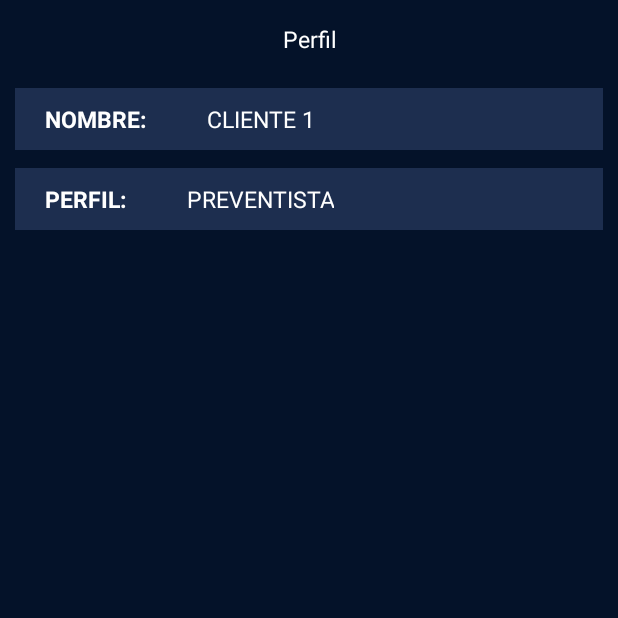
After one commit to Martin-Ball/Preventapp, an Android app: the fragment ProfileFragment placed in its activity, on a phone screen of 412 x 824 dp, the top half of it. The commit adds this screen. Run offline under Robolectric (Android 15) with nearby library versions, the phone set to English and light mode, and no system bars.

Commit message:
profile view

```diff
--- a/app/src/main/java/com/martin/preventapp/view/MainActivity.kt
+++ b/app/src/main/java/com/martin/preventapp/view/MainActivity.kt
@@ -6,6 +6,7 @@ import androidx.fragment.app.Fragment
 import com.martin.preventapp.R
 import com.martin.preventapp.view.fragments.create.CreateOrderFragment
 import com.martin.preventapp.databinding.ActivityMainBinding
+import com.martin.preventapp.view.fragments.Profile.ProfileFragment
 import com.martin.preventapp.view.fragments.orders.OrdersFragment
 import com.martin.preventapp.view.fragments.recommended.RecommendedFragment
 import java.util.UUID
@@ -34,7 +35,7 @@ class MainActivity : AppCompatActivity() {
                     true
                 }
                 R.id.navigation_profile -> {
-                    showFragment(CreateOrderFragment.instance!!)
+                    showFragment(ProfileFragment.instance!!)
                     true
                 }
                 else -> {
--- /dev/null
+++ b/app/src/main/java/com/martin/preventapp/view/fragments/Profile/ProfileFragment.kt
@@ -0,0 +1,41 @@
+package com.martin.preventapp.view.fragments.Profile
+
+import android.os.Bundle
+import androidx.fragment.app.Fragment
+import android.view.LayoutInflater
+import android.view.View
+import android.view.ViewGroup
+import com.martin.preventapp.R
+import com.martin.preventapp.databinding.FragmentOrdersBinding
+import com.martin.preventapp.databinding.FragmentProfileBinding
+import com.martin.preventapp.view.fragments.orders.OrdersFragment
+
+class ProfileFragment : Fragment() {
+    private var _binding: FragmentProfileBinding? = null
+    private val binding get() = _binding!!
+
+    companion object {
+        private var profileFragment: ProfileFragment? = null
+        @JvmStatic
+        val instance: ProfileFragment?
+            get() {
+                if (profileFragment == null) {
+                    profileFragment = ProfileFragment()
+                }
+                return profileFragment
+            }
+    }
+
+    override fun onCreateView(
+        inflater: LayoutInflater, container: ViewGroup?,
+        savedInstanceState: Bundle?
+    ): View {
+        _binding = FragmentProfileBinding.inflate(inflater)
+        return binding.root
+    }
+
+    override fun onViewCreated(view: View, savedInstanceState: Bundle?) {
+        super.onViewCreated(view, savedInstanceState)
+
+    }
+}
--- /dev/null
+++ b/app/src/main/res/layout/fragment_profile.xml
@@ -0,0 +1,123 @@
+<?xml version="1.0" encoding="utf-8"?>
+<RelativeLayout xmlns:android="http://schemas.android.com/apk/res/android"
+    xmlns:tools="http://schemas.android.com/tools"
+    android:layout_width="match_parent"
+    android:layout_height="match_parent"
+    xmlns:app="http://schemas.android.com/apk/res-auto"
+    android:orientation="vertical">
+
+    <androidx.constraintlayout.widget.ConstraintLayout
+        android:layout_width="match_parent"
+        android:layout_height="wrap_content">
+
+        <LinearLayout
+            android:id="@+id/ll_toolbar"
+            android:layout_width="match_parent"
+            android:layout_height="wrap_content"
+            android:orientation="vertical"
+            app:layout_constraintEnd_toEndOf="parent"
+            app:layout_constraintStart_toStartOf="parent"
+            app:layout_constraintTop_toTopOf="parent">
+
+            <LinearLayout
+                android:layout_width="match_parent"
+                android:layout_height="wrap_content"
+                android:paddingTop="15dp"
+                android:paddingBottom="10dp">
+
+                <TextView
+                    android:id="@+id/tv_title"
+                    android:layout_width="match_parent"
+                    android:layout_height="wrap_content"
+                    android:paddingHorizontal="15dp"
+                    android:text="Perfil"
+                    android:textAlignment="center"
+                    android:textColor="@color/white"
+                    android:textSize="15sp"
+                    app:layout_constraintTop_toTopOf="parent" />
+            </LinearLayout>
+        </LinearLayout>
+
+
+        <LinearLayout
+            android:id="@+id/ll_name"
+            android:layout_width="match_parent"
+            android:layout_height="wrap_content"
+            android:layout_marginHorizontal="10dp"
+            android:layout_marginTop="12dp"
+            android:background="@color/blue_background_order"
+            android:orientation="horizontal"
+            app:layout_constraintEnd_toEndOf="parent"
+            app:layout_constraintHorizontal_bias="0.473"
+            app:layout_constraintStart_toStartOf="parent"
+            app:layout_constraintTop_toBottomOf="@id/ll_toolbar">
+
+            <TextView
+                android:id="@+id/tv_name"
+                android:layout_width="wrap_content"
+                android:layout_height="wrap_content"
+                android:paddingHorizontal="20dp"
+                android:paddingVertical="10dp"
+                android:text="NOMBRE:"
+                android:textAlignment="center"
+                android:textColor="@color/white"
+                android:textSize="15dp"
+                android:textStyle="bold" />
+
+            <TextView
+                android:id="@+id/tv_client"
+                android:layout_width="wrap_content"
+                android:layout_height="wrap_content"
+                android:text="CLIENTE 1"
+                android:textAlignment="center"
+                android:textSize="15dp"
+                android:textColor="@color/white"
+                android:paddingVertical="10dp"
+                android:paddingHorizontal="20dp"/>
+
+
+        </LinearLayout>
+
+        <LinearLayout
+            android:id="@+id/ll_profile_type"
+            android:layout_width="match_parent"
+            android:layout_height="wrap_content"
+            android:layout_marginHorizontal="10dp"
+            android:layout_marginTop="12dp"
+            android:background="@color/blue_background_order"
+            android:orientation="horizontal"
+            app:layout_constraintEnd_toEndOf="parent"
+            app:layout_constraintHorizontal_bias="0.473"
+            app:layout_constraintStart_toStartOf="parent"
+            app:layout_constraintTop_toBottomOf="@id/ll_name">
+
+            <TextView
+                android:id="@+id/tv_profile"
+                android:layout_width="wrap_content"
+                android:layout_height="wrap_content"
+                android:paddingHorizontal="20dp"
+                android:paddingVertical="10dp"
+                android:text="PERFIL:"
+                android:textAlignment="center"
+                android:textColor="@color/white"
+                android:textSize="15dp"
+                android:textStyle="bold" />
+
+            <TextView
+                android:id="@+id/tv_type"
+                android:layout_width="wrap_content"
+                android:layout_height="wrap_content"
+                android:text="PREVENTISTA"
+                android:textAlignment="center"
+                android:textSize="15dp"
+                android:textColor="@color/white"
+                android:paddingVertical="10dp"
+                android:paddingHorizontal="20dp"/>
+
+
+        </LinearLayout>
+
+    </androidx.constraintlayout.widget.ConstraintLayout>
+
+
+</RelativeLayout>
```
